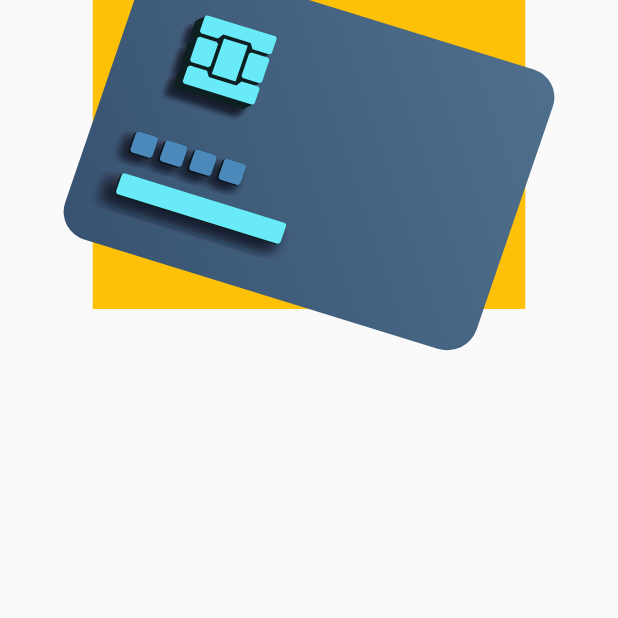
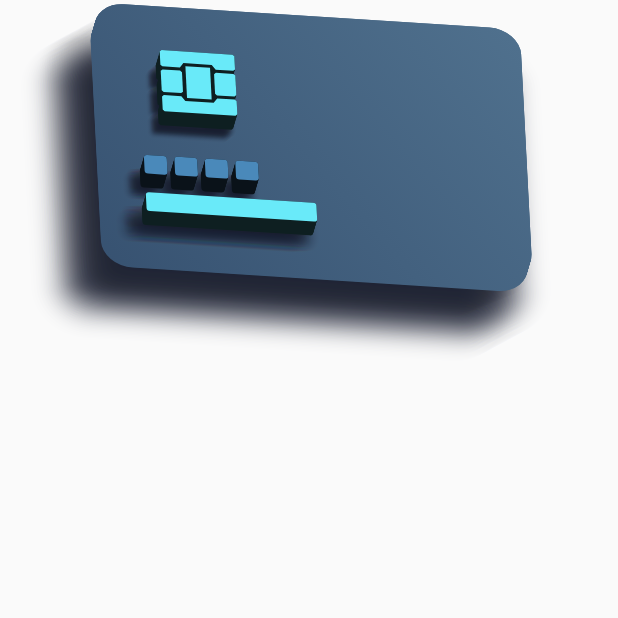
Before and after one commit to dalyathan/Credit-Card, a Flutter app: the screen it shows after launch, on a phone screen of 412 x 824 dp, the top half of it. Run offline on Flutter 3.47's test engine with Material 2 defaults, Android fonts, the phone set to English and light mode, and no system bars.

Commit message:
we have a 3D credit card

```diff
--- /dev/null
+++ b/lib/painters/common/card_background.dart
@@ -0,0 +1,37 @@
+import 'package:credit_card/util/canvas_helper.dart';
+import 'package:vector_math/vector_math_64.dart';
+
+import 'package:flutter/material.dart';
+import 'dart:ui' as ui;
+
+import '../../theme.dart';
+
+class CardBackgroundPainter extends CustomPainter {
+  final Vector3 objectDepthAxis;
+
+  CardBackgroundPainter(this.objectDepthAxis);
+
+  @override
+  void paint(Canvas canvas, Size size) {
+    double borderRadiusRatio = 0.1;
+    final brush = Paint()
+      ..shader = ui.Gradient.linear(
+        Offset(size.width, 0),
+        Offset(0, size.height),
+        [const Color.fromRGBO(79, 112, 141, 1), MyTheme.darkBlue],
+      );
+    Path rrectPath = Path()
+      ..addRRect(RRect.fromRectAndRadius(
+          Rect.fromCenter(
+              center: Offset(size.width * 0.5, size.height * 0.5),
+              width: size.width,
+              height: size.height),
+          Radius.circular(size.height * borderRadiusRatio)));
+    CanvasHelper.drawObjectWithShadow(
+        [rrectPath], canvas, size, brush, objectDepthAxis);
+    //canvas.drawPath(rrectPath, brush);
+  }
+
+  @override
+  bool shouldRepaint(covariant CustomPainter oldDelegate) => true;
+}
--- a/lib/painters/common/dark_blue_squares.dart
+++ b/lib/painters/common/dark_blue_squares.dart
@@ -1,8 +1,13 @@
 import 'package:credit_card/theme.dart';
 import 'package:credit_card/util/canvas_helper.dart';
 import 'package:flutter/material.dart';
+import 'package:vector_math/vector_math_64.dart';
 
 class DarkBlueSquaresPainter extends CustomPainter {
+  final Vector3 objectDepthAxis;
+
+  DarkBlueSquaresPainter(this.objectDepthAxis);
+
   @override
   void paint(Canvas canvas, Size size) {
     Paint brush = Paint()
@@ -21,7 +26,8 @@ class DarkBlueSquaresPainter extends CustomPainter {
             Radius.circular(size.height * 0.15))));
       center = center.translate(squareWidth + gap, 0);
     }
-    CanvasHelper.drawObjectWithShadow(paths, canvas, size, brush);
+    CanvasHelper.drawObjectWithShadow(
+        paths, canvas, size, brush, objectDepthAxis);
   }
 
   @override
--- a/lib/painters/common/light_blue_bar.dart
+++ b/lib/painters/common/light_blue_bar.dart
@@ -1,9 +1,13 @@
 import 'package:credit_card/util/canvas_helper.dart';
+import 'package:vector_math/vector_math_64.dart';
 
 import '/theme.dart';
 import 'package:flutter/material.dart';
 
 class LightBlueBarPainter extends CustomPainter {
+  final Vector3 objectDepthAxis;
+
+  LightBlueBarPainter(this.objectDepthAxis);
   @override
   void paint(Canvas canvas, Size size) {
     Paint brush = Paint()
@@ -16,7 +20,8 @@ class LightBlueBarPainter extends CustomPainter {
               width: size.width,
               height: size.height),
           Radius.circular(size.height * 0.15)));
-    CanvasHelper.drawObjectWithShadow([barPath], canvas, size, brush);
+    CanvasHelper.drawObjectWithShadow(
+        [barPath], canvas, size, brush, objectDepthAxis);
   }
 
   @override
--- a/lib/painters/common/simcard.dart
+++ b/lib/painters/common/simcard.dart
@@ -5,8 +5,10 @@ import 'package:flutter/material.dart';
 
 import '../../util/canvas_helper.dart';
 import '../../util/math/path.dart';
+import 'package:vector_math/vector_math_64.dart';
 
 class SimcardPainter extends CustomPainter {
+  final Vector3 objectDepthAxis;
   late Canvas canvas;
   late Paint brush;
   late Size size;
@@ -18,6 +20,8 @@ class SimcardPainter extends CustomPainter {
   late double IHLengthRatio;
   late double PQLengthRatio;
   late PathVectorUtil pathVectorUtil;
+
+  SimcardPainter(this.objectDepthAxis);
   @override
   void paint(Canvas canvas, Size size) {
     // TODO: implement paint
@@ -43,7 +47,8 @@ class SimcardPainter extends CustomPainter {
         [...upperAndBottomPaths, ...leftAndRightPaths, middlePath],
         canvas,
         size,
-        brush);
+        brush,
+        objectDepthAxis);
 // drawActual([...upperAndBottomPaths, ...leftAndRightPaths, middlePath]);
   }
 
--- a/lib/routes/login.dart
+++ b/lib/routes/login.dart
@@ -10,22 +10,21 @@ class LoginRoute extends StatelessWidget {
   Widget build(BuildContext context) {
     Size size = MediaQuery.of(context).size;
     double cardWidthRatio = 0.7;
-    Matrix4 transformer = Matrix4.rotationX(-pi * 0.1);
-    transformer.rotateZ(pi * 0.1);
-    // print(transformer.);
+    Matrix4 transformer = Matrix4.translationValues(0, 0, 100)
+      ..rotateY(pi * 0.05)
+      ..rotateZ(pi * 0.02);
+    transformer.rotateX(pi * 0.2);
+    // rotationX(pi * 0.1);
     return Scaffold(
       body: SafeArea(
           child: Column(
         children: [
           Center(
-            child: Container(
-              color: Colors.amber,
-              child: Transform(
-                transform: transformer,
-                alignment: FractionalOffset.center,
-                child: CardContainer(
-                  width: size.width * cardWidthRatio,
-                ),
+            child: Transform(
+              transform: transformer,
+              alignment: FractionalOffset.center,
+              child: CardContainer(
+                width: size.width * cardWidthRatio,
               ),
             ),
           )
--- a/lib/util/canvas_helper.dart
+++ b/lib/util/canvas_helper.dart
@@ -1,11 +1,12 @@
 import 'dart:ui';
+import 'package:vector_math/vector_math_64.dart';
 
 import 'package:flutter/cupertino.dart';
-import 'package:flutter/material.dart';
+import 'package:flutter/material.dart' as material;
 
 class CanvasHelper {
-  static drawObjectWithShadow(
-      List<Path> object, Canvas canvas, Size size, Paint brush) {
+  static drawObjectWithShadow(List<Path> object, Canvas canvas, Size size,
+      Paint brush, Vector3 objectDepthAxis) {
     double factorIncerememnt = 0.05;
     double shadowElevation = size.width * 0.025;
     double aspectRatio = size.width / size.height;
@@ -24,19 +25,23 @@ class CanvasHelper {
         factor += factorIncerememnt;
       }
     }
-    double maxDepth = horizontalOffset / aspectRatio;
+    makeAppear3D(object, canvas, size, brush, objectDepthAxis);
+  }
+
+  static makeAppear3D(List<Path> object, Canvas canvas, Size size, Paint brush,
+      Vector3 objectDepthAxis) {
+    double maxDepth = 20;
     double startZIndex = 0;
     double zIndexIncrement = 1;
     late Matrix4 transformer;
     Color currentColor = brush.color;
+    Color darkenedColor = //material.Colors.black87;
+        Color.alphaBlend(material.Colors.black87, currentColor);
     for (Path objectPath in object) {
       double layerZIndex = startZIndex;
       while (layerZIndex <= maxDepth) {
-        transformer =
-            Matrix4.translationValues(layerZIndex, -layerZIndex, layerZIndex);
-        //Color darkenedColor = Color.fromARGB(
-        //  1, currentColor.red, currentColor.green, currentColor.blue);
-        Color darkenedColor = Color.alphaBlend(Colors.black87, currentColor);
+        transformer = Matrix4.translationValues(objectDepthAxis.x * layerZIndex,
+            objectDepthAxis.y * layerZIndex, objectDepthAxis.z * layerZIndex);
         canvas.drawPath(objectPath.transform(transformer.storage),
             brush..color = darkenedColor);
         layerZIndex += zIndexIncrement;
@@ -47,6 +52,4 @@ class CanvasHelper {
           brush..color = currentColor);
     }
   }
-
-  draw3D(Canvas canvas, Size size, Paint brush, List<Path> object) {}
 }
--- a/lib/widgets/containers/common/card.dart
+++ b/lib/widgets/containers/common/card.dart
@@ -1,5 +1,6 @@
 import 'package:credit_card/widgets/containers/common/card_background.dart';
 import 'package:credit_card/widgets/containers/common/light_blue_bar.dart';
+import 'package:vector_math/vector_math_64.dart';
 import 'package:flutter/material.dart';
 
 import 'dark_blue_squares.dart';
@@ -15,29 +16,35 @@ class CardContainer extends StatelessWidget {
     double aspectRatio = 1.4;
     double height = width / aspectRatio;
     double barheight = height * 0.075;
+    Transform? myTransformer =
+        context.findAncestorWidgetOfExactType<Transform>();
+    Vector3 objectDepthAxis = Vector3(0, 0, 1);
+    if (myTransformer != null) {
+      objectDepthAxis = myTransformer.transform.transform3(objectDepthAxis);
+    }
     return Stack(
       children: [
-        CardBackground(width: width, height: height),
+        CardBackground(
+            width: width, height: height, objectDepthAxis: objectDepthAxis),
         Positioned(
             top: height * 0.175,
             left: width * 0.15,
             child: SimcardContainer(
-              size: width * 0.175,
-            )),
+                size: width * 0.175, objectdepthAxis: objectDepthAxis)),
         Positioned(
             top: height * 0.6,
             left: width * 0.1,
             child: DarkBlueSquaresContainer(
-              width: barheight * 5,
-              height: barheight,
-            )),
+                width: barheight * 5,
+                height: barheight,
+                objectDepthAxis: objectDepthAxis)),
         Positioned(
             top: height * 0.75,
             left: width * 0.1,
             child: LightBlueBarContainer(
-              height: barheight,
-              width: width * 0.4,
-            ))
+                height: barheight,
+                width: width * 0.4,
+                objectDepthAxis: objectDepthAxis))
       ],
     );
   }
--- a/lib/widgets/containers/common/card_background.dart
+++ b/lib/widgets/containers/common/card_background.dart
@@ -1,28 +1,24 @@
 import 'package:flutter/material.dart';
+import 'package:vector_math/vector_math_64.dart';
 
-import '../../../theme.dart';
+import '../../../painters/common/card_background.dart';
 
 class CardBackground extends StatelessWidget {
+  final Vector3 objectDepthAxis;
   final double width;
   final double height;
-  const CardBackground({Key? key, required this.width, required this.height})
+  const CardBackground(
+      {Key? key,
+      required this.width,
+      required this.height,
+      required this.objectDepthAxis})
       : super(key: key);
 
   @override
   Widget build(BuildContext context) {
-    double borderRadiusRatio = 0.1;
-    return Container(
-      width: width,
-      height: height,
-      decoration: BoxDecoration(
-        borderRadius:
-            BorderRadius.all(Radius.circular(height * borderRadiusRatio)),
-        gradient: const LinearGradient(
-          begin: Alignment.topRight,
-          end: Alignment.bottomLeft,
-          colors: <Color>[Color.fromRGBO(79, 112, 141, 1), MyTheme.darkBlue],
-        ),
-      ),
+    return CustomPaint(
+      size: Size(width, height),
+      painter: CardBackgroundPainter(objectDepthAxis),
     );
   }
 }
--- a/lib/widgets/containers/common/dark_blue_squares.dart
+++ b/lib/widgets/containers/common/dark_blue_squares.dart
@@ -1,18 +1,23 @@
 import 'package:flutter/material.dart';
-
+import 'package:vector_math/vector_math_64.dart';
 import '../../../painters/common/dark_blue_squares.dart';
 
 class DarkBlueSquaresContainer extends StatelessWidget {
   final double height;
   final double width;
+  final Vector3 objectDepthAxis;
+
   const DarkBlueSquaresContainer(
-      {Key? key, required this.height, required this.width})
+      {Key? key,
+      required this.height,
+      required this.width,
+      required this.objectDepthAxis})
       : super(key: key);
 
   @override
   Widget build(BuildContext context) {
     return CustomPaint(
-      painter: DarkBlueSquaresPainter(),
+      painter: DarkBlueSquaresPainter(objectDepthAxis),
       size: Size(width, height),
     );
   }
--- a/lib/widgets/containers/common/light_blue_bar.dart
+++ b/lib/widgets/containers/common/light_blue_bar.dart
@@ -1,17 +1,23 @@
 import 'package:credit_card/painters/common/light_blue_bar.dart';
+import 'package:vector_math/vector_math_64.dart';
 import 'package:flutter/material.dart';
 
 class LightBlueBarContainer extends StatelessWidget {
   final double width;
   final double height;
+  final Vector3 objectDepthAxis;
+
   const LightBlueBarContainer(
-      {Key? key, required this.width, required this.height})
+      {Key? key,
+      required this.width,
+      required this.height,
+      required this.objectDepthAxis})
       : super(key: key);
 
   @override
   Widget build(BuildContext context) {
     return CustomPaint(
-      painter: LightBlueBarPainter(),
+      painter: LightBlueBarPainter(objectDepthAxis),
       child: SizedBox(
         height: height,
         width: width,
--- a/lib/widgets/containers/common/simcard.dart
+++ b/lib/widgets/containers/common/simcard.dart
@@ -1,17 +1,20 @@
 import 'package:flutter/material.dart';
+import 'dart:ui';
 
 import '../../../painters/common/simcard.dart';
+import 'package:vector_math/vector_math_64.dart';
 
 class SimcardContainer extends StatelessWidget {
   final double size;
-  const SimcardContainer({Key? key, required this.size}) : super(key: key);
+  final Vector3 objectdepthAxis;
+  const SimcardContainer(
+      {Key? key, required this.size, required this.objectdepthAxis})
+      : super(key: key);
 
   @override
   Widget build(BuildContext context) {
-    Transform myTransformer =
-        context.findAncestorWidgetOfExactType<Transform>()!;
     return CustomPaint(
-      painter: SimcardPainter(),
+      painter: SimcardPainter(objectdepthAxis),
       size: Size.square(size),
     );
   }
```
